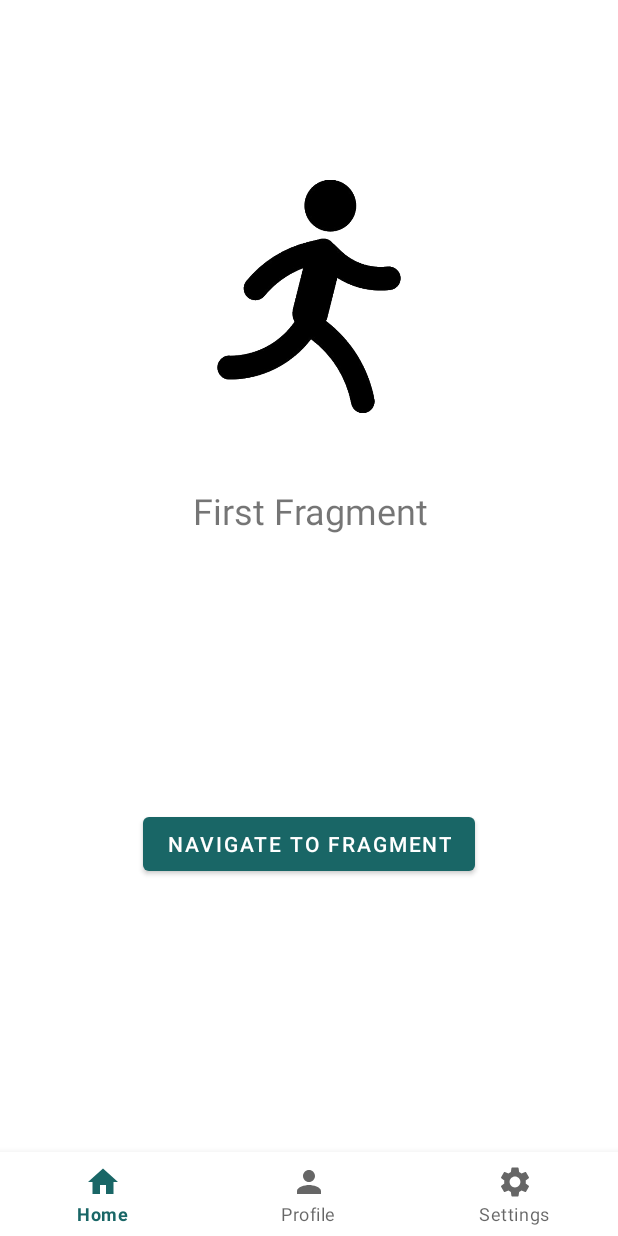
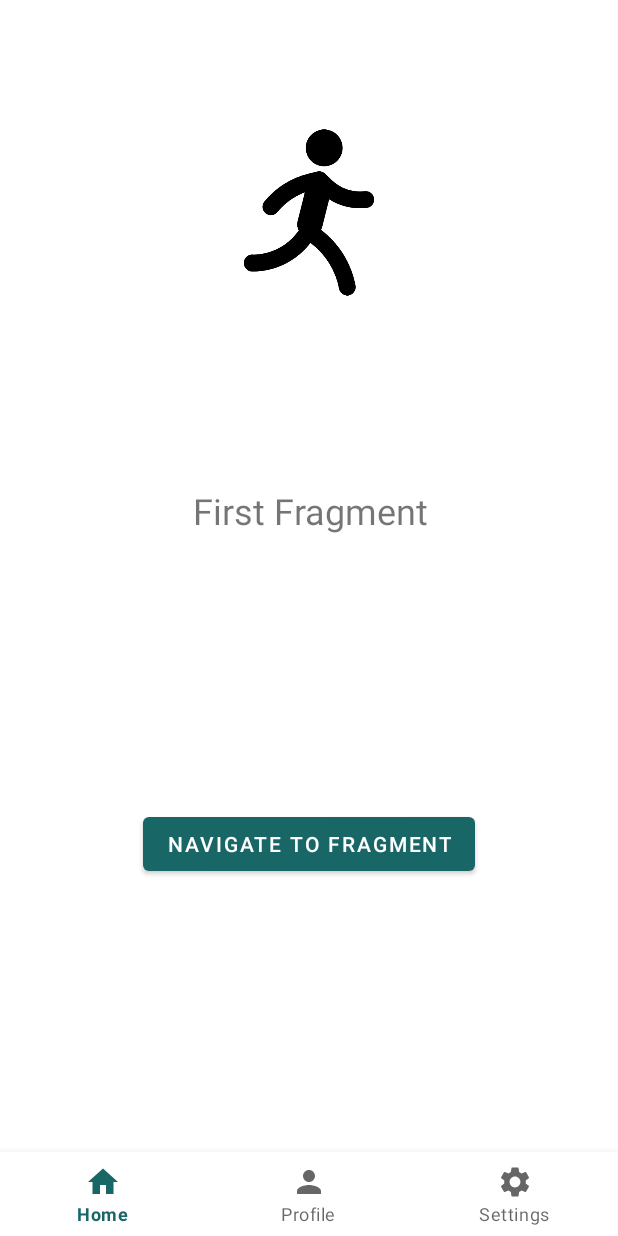
Before and after one commit to giuliocapo/ESONERO-NAVIGATION, an Android app: the FirstFragment screen opened through its navigation route, on a phone screen of 412 x 824 dp. Run offline under Robolectric (Android 15) with nearby library versions, the phone set to English and light mode, and no system bars; our stand-ins replace navigation-ui; libraries missing offline, so code that uses them is left out: androidx.constraintlayout.solver, androidx.constraintlayout.widget.

Commit message:
Better next

```diff
--- a/app/src/main/res/layout/fragment_first.xml
+++ b/app/src/main/res/layout/fragment_first.xml
@@ -31,9 +31,9 @@
 
     <ImageView
         android:id="@+id/imageView"
-        android:layout_width="249dp"
-        android:layout_height="363dp"
-        android:layout_marginTop="16dp"
+        android:layout_width="177dp"
+        android:layout_height="195dp"
+        android:layout_marginTop="44dp"
         android:src="@drawable/run1"
         app:layout_constraintEnd_toEndOf="parent"
         app:layout_constraintStart_toStartOf="parent"
--- a/app/src/main/res/layout/fragment_first_screen.xml
+++ b/app/src/main/res/layout/fragment_first_screen.xml
@@ -25,6 +25,7 @@
         android:layout_marginEnd="16dp"
         android:layout_marginBottom="16dp"
         android:text="Next"
+        android:textColor="#009688"
         app:layout_constraintBottom_toBottomOf="parent"
         app:layout_constraintEnd_toEndOf="parent" />
 </androidx.constraintlayout.widget.ConstraintLayout>
--- a/app/src/main/res/layout/fragment_second_screen.xml
+++ b/app/src/main/res/layout/fragment_second_screen.xml
@@ -25,6 +25,7 @@
         android:layout_marginEnd="16dp"
         android:layout_marginBottom="16dp"
         android:text="Next"
+        android:textColor="#009688"
         app:layout_constraintBottom_toBottomOf="parent"
         app:layout_constraintEnd_toEndOf="parent" />
 
--- a/app/src/main/res/layout/fragment_third_screen.xml
+++ b/app/src/main/res/layout/fragment_third_screen.xml
@@ -26,6 +26,7 @@
         android:layout_marginEnd="16dp"
         android:layout_marginBottom="16dp"
         android:text="Finish"
+        android:textColor="#009688"
         app:layout_constraintBottom_toBottomOf="parent"
         app:layout_constraintEnd_toEndOf="parent" />
 
```
